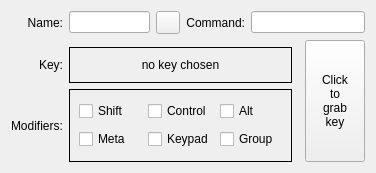
Before: the Qt Designer form src/ui/keybindings_main_area.ui in Mudlet/Mudlet, drawn with Qt 5.
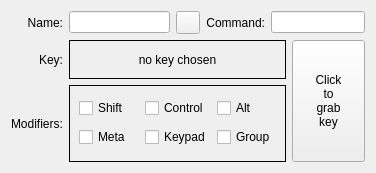
After: the same form once the commit is applied.

Commit message:
Revise: improve layout so that key-binding box fills space
... when the modifiers are not being shown.

Also, the reason for the text "Press to grab key..." /
"Press the key to grab..." being wrapped to one word per line vertically is
to make a reason for the button to seem so large so as to give a nice big
area to hit AND justify the space that is only fully used when the extra
controls are revealed.

Patch:
```diff
--- a/src/ui/keybindings_main_area.ui
+++ b/src/ui/keybindings_main_area.ui
@@ -16,7 +16,7 @@
     <verstretch>0</verstretch>
    </sizepolicy>
   </property>
-  <layout class="QGridLayout" name="gridLayout" rowstretch="0,0,1,2" columnstretch="0,2,0,0,1,0,1">
+  <layout class="QGridLayout" name="gridLayout" rowstretch="0,0,0,0" columnstretch="0,0,0,0,0,0">
    <item row="0" column="0">
     <widget class="QLabel" name="label_key_name">
      <property name="text">
@@ -57,7 +57,7 @@
      </property>
     </widget>
    </item>
-   <item row="0" column="4" colspan="3">
+   <item row="0" column="4" colspan="2">
     <widget class="QLineEdit" name="lineEdit_key_command">
      <property name="toolTip">
       <string>&lt;p&gt;Type in one or more commands you want the key to send directly to the game when pressed. (Optional)&lt;/p&gt;&lt;p&gt;To send more complex commands, that could depend on or need to modifies variables within this profile a Lua script should be entered &lt;i&gt;instead&lt;/i&gt; in the editor area below.  Anything entered here is, literally, just sent to the game server.&lt;/p&gt;&lt;p&gt;It is permissable to use both this &lt;i&gt;and&lt;/i&gt; a Lua script - this will be sent &lt;b&gt;before&lt;/b&gt; the script is run.&lt;/p&gt;</string>
@@ -72,12 +72,50 @@
      <property name="sizeHint" stdset="0">
       <size>
        <width>40</width>
-       <height>1</height>
+       <height>0</height>
       </size>
      </property>
     </spacer>
    </item>
-   <item row="1" column="6" rowspan="3">
+   <item row="2" column="0">
+    <widget class="QLabel" name="label_key_binding_label">
+     <property name="text">
+      <string>Key:</string>
+     </property>
+     <property name="alignment">
+      <set>Qt::AlignRight|Qt::AlignTrailing|Qt::AlignVCenter</set>
+     </property>
+    </widget>
+   </item>
+   <item row="2" column="1" colspan="4">
+    <widget class="QLabel" name="label_key_binding_value">
+     <property name="sizePolicy">
+      <sizepolicy hsizetype="Preferred" vsizetype="Expanding">
+       <horstretch>0</horstretch>
+       <verstretch>1</verstretch>
+      </sizepolicy>
+     </property>
+     <property name="frameShape">
+      <enum>QFrame::Box</enum>
+     </property>
+     <property name="frameShadow">
+      <enum>QFrame::Plain</enum>
+     </property>
+     <property name="text">
+      <string>no key chosen</string>
+     </property>
+     <property name="scaledContents">
+      <bool>true</bool>
+     </property>
+     <property name="alignment">
+      <set>Qt::AlignCenter</set>
+     </property>
+     <property name="textInteractionFlags">
+      <set>Qt::NoTextInteraction</set>
+     </property>
+    </widget>
+   </item>
+   <item row="2" column="5" rowspan="2">
     <widget class="QPushButton" name="pushButton_key_grabKey">
      <property name="sizePolicy">
       <sizepolicy hsizetype="Minimum" vsizetype="Minimum">
@@ -111,38 +149,6 @@
      </property>
     </widget>
    </item>
-   <item row="2" column="0">
-    <widget class="QLabel" name="label_key_binding_label">
-     <property name="text">
-      <string>Key:</string>
-     </property>
-     <property name="alignment">
-      <set>Qt::AlignRight|Qt::AlignTrailing|Qt::AlignVCenter</set>
-     </property>
-    </widget>
-   </item>
-   <item row="2" column="1" colspan="4">
-    <widget class="QLabel" name="label_key_binding_value">
-     <property name="frameShape">
-      <enum>QFrame::Box</enum>
-     </property>
-     <property name="frameShadow">
-      <enum>QFrame::Plain</enum>
-     </property>
-     <property name="text">
-      <string>no key chosen</string>
-     </property>
-     <property name="scaledContents">
-      <bool>true</bool>
-     </property>
-     <property name="alignment">
-      <set>Qt::AlignCenter</set>
-     </property>
-     <property name="textInteractionFlags">
-      <set>Qt::NoTextInteraction</set>
-     </property>
-    </widget>
-   </item>
    <item row="3" column="0">
     <widget class="QLabel" name="label_key_modifiers_label">
      <property name="text">
@@ -152,6 +158,12 @@
    </item>
    <item row="3" column="1" colspan="4">
     <widget class="QFrame" name="frame_modifiers">
+     <property name="sizePolicy">
+      <sizepolicy hsizetype="Preferred" vsizetype="Expanding">
+       <horstretch>0</horstretch>
+       <verstretch>2</verstretch>
+      </sizepolicy>
+     </property>
      <property name="frameShape">
       <enum>QFrame::Box</enum>
      </property>
@@ -225,22 +237,6 @@
      </layout>
     </widget>
    </item>
-   <item row="3" column="5">
-    <spacer name="verticalSpacer_forceKeyDetailsToTop">
-     <property name="orientation">
-      <enum>Qt::Vertical</enum>
-     </property>
-     <property name="sizeType">
-      <enum>QSizePolicy::MinimumExpanding</enum>
-     </property>
-     <property name="sizeHint" stdset="0">
-      <size>
-       <width>1</width>
-       <height>40</height>
-      </size>
-     </property>
-    </spacer>
-   </item>
   </layout>
  </widget>
  <resources/>
```
